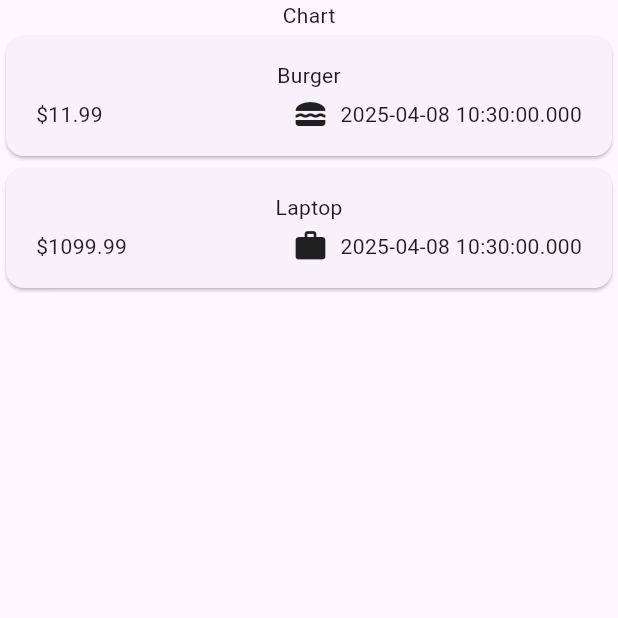
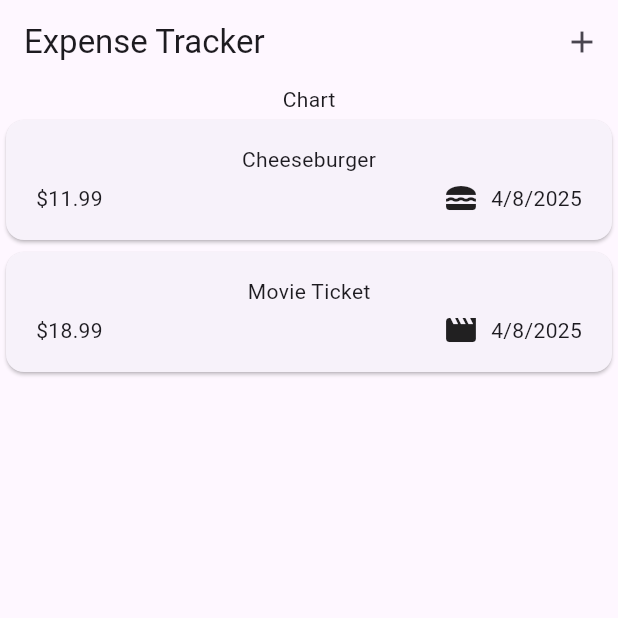
Before and after one commit to gkhan02/expense_tracker, a Flutter app: the screen it shows after launch, on a phone screen of 412 x 824 dp, the top half of it. Run offline on Flutter 3.47's test engine with Material 3 defaults, Android fonts, the phone set to English and light mode, and no system bars.

```diff
--- a/lib/models/expense.dart
+++ b/lib/models/expense.dart
@@ -1,7 +1,18 @@
+import 'package:flutter/material.dart';
 import 'package:uuid/uuid.dart';
+import 'package:intl/intl.dart';
+const uuid = Uuid();
 
-const uuid = Uuid();
+final formatter = DateFormat.yMd();
+
 enum Category {food, travel, leisure, work}
+
+const categoryIcons = {
+  Category.food: Icons.lunch_dining,
+  Category.travel: Icons.flight_takeoff,
+  Category.leisure: Icons.movie,
+  Category.work: Icons.work
+};
 
 class Expense{
   Expense({
@@ -10,10 +21,13 @@ class Expense{
     required this.date,
     required this.category,
   }) : id = uuid.v4();
-
   final String id;
   final String title;
   final double amount;
   final DateTime date;
-  final Category category;
+  final Category category; // leisure Expense(category : 'leisure')
+
+  String get formattedDate{
+    return formatter.format(date);
+  }
 }
--- a/lib/widgets/expenses.dart
+++ b/lib/widgets/expenses.dart
@@ -1,6 +1,9 @@
+
 import 'package:expense_tracker/widgets/expenses_list/expenses_list.dart';
-import 'package:expense_tracker/models/expense.dart';
+import 'package:expense_tracker/widgets/new_expense.dart';
 import 'package:flutter/material.dart';
+
+import '../models/expense.dart';
 
 class Expenses extends StatefulWidget {
   const Expenses({super.key});
@@ -12,27 +15,43 @@ class Expenses extends StatefulWidget {
 }
 
 class _ExpensesState extends State<Expenses> {
+  void _openAddExpenseOverlay() {
+    showModalBottomSheet(
+      context: context,
+      builder: (ctx) => NewExpense(),
+    );
+  }
+
   final List<Expense> _registeredExpenses = [
     Expense(
-      title: 'Burger',
-      amount: 11.99,
-      date: DateTime.now(),
-      category: Category.food,
-    ),
+        title: 'Cheeseburger',
+        amount: 11.99,
+        date: DateTime.now(),
+        category: Category.food),
     Expense(
-      title: 'Laptop',
-      amount: 1099.99,
-      date: DateTime.now(),
-      category: Category.work,
-    ),
+        title: 'Movie Ticket',
+        amount: 18.99,
+        date: DateTime.now(),
+        category: Category.leisure),
   ];
   @override
   Widget build(BuildContext context) {
     return Scaffold(
+      appBar: AppBar(
+        title: const Text("Expense Tracker"),
+        actions: [
+          IconButton(
+            onPressed: _openAddExpenseOverlay,
+            icon: const Icon(Icons.add),
+          ),
+        ],
+      ),
       body: Column(
         children: [
           Text("Chart"),
-          Expanded(child: ExpensesList(expenses: _registeredExpenses)),
+          Expanded(
+            child: ExpensesList(expenses: _registeredExpenses),
+          ),
         ],
       ),
     );
--- a/lib/widgets/expenses_list/expense_item.dart
+++ b/lib/widgets/expenses_list/expense_item.dart
@@ -31,7 +31,7 @@ class ExpenseItem extends StatelessWidget {
                   children: [
                     Icon(categoryIcons[expense.category]),
                     const SizedBox(width: 8),
-                    Text(expense.date.toString())
+                    Text(expense.formattedDate)
                   ],
                 )
               ],
--- a/pubspec.yaml
+++ b/pubspec.yaml
@@ -35,6 +35,7 @@ dependencies:
   # Use with the CupertinoIcons class for iOS style icons.
   cupertino_icons: ^1.0.8
   uuid: ^4.5.1
+  intl: ^0.20.2
 
 dev_dependencies:
   flutter_test:
```
Also changed, not shown: lib/widgets/new_expense.dart (added, +56 -0 lines), pubspec.lock.
